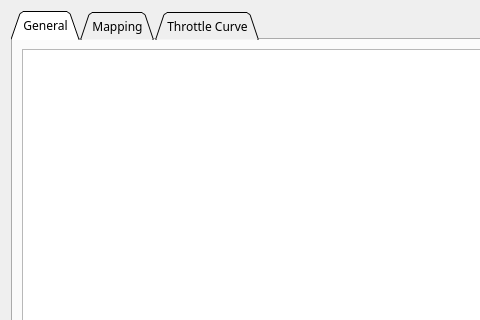
First picture: the form in pages/pageappadc.ui, repository njupt-robomasters/vesc_tool-zh, before the edit; both pictures show x 0 to 480 and y 0 to 320 of the 662 by 493 pixel window.
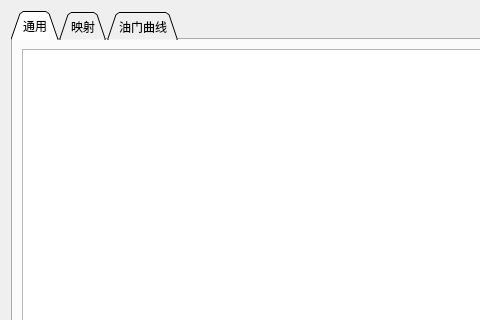
Second picture: the form after the edit. Custom widgets are drawn as their Qt base class.

Patch:
```diff
--- a/pages/pageappadc.ui
+++ b/pages/pageappadc.ui
@@ -29,7 +29,7 @@
      </property>
      <widget class="QWidget" name="tab">
       <attribute name="title">
-       <string>General</string>
+       <string>通用</string>
       </attribute>
       <layout class="QVBoxLayout" name="verticalLayout_2">
        <item>
@@ -39,7 +39,7 @@
      </widget>
      <widget class="QWidget" name="tab_2">
       <attribute name="title">
-       <string>Mapping</string>
+       <string>映射</string>
       </attribute>
       <layout class="QVBoxLayout" name="verticalLayout_3">
        <item>
@@ -52,7 +52,7 @@
      </widget>
      <widget class="QWidget" name="tab_3">
       <attribute name="title">
-       <string>Throttle Curve</string>
+       <string>油门曲线</string>
       </attribute>
       <layout class="QVBoxLayout" name="verticalLayout_4">
        <item>
```
